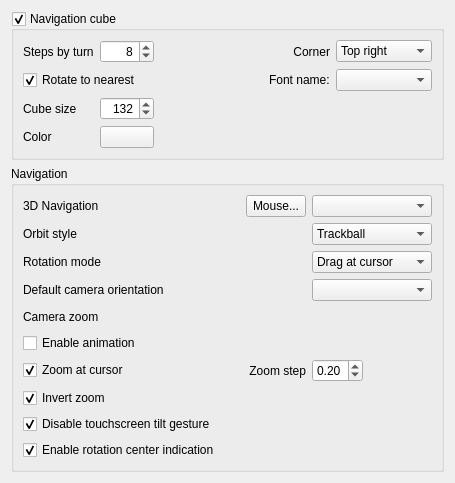
Before: the Qt Designer form src/Gui/PreferencePages/DlgSettingsNavigation.ui in southseact-3d/fcd, drawn with Qt 5.
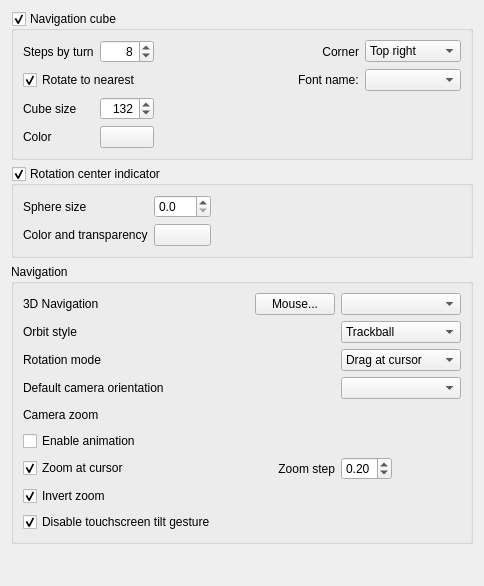
After: the same form once the commit is applied. Custom widgets are drawn as their Qt base class.

Commit message: Gui: Add rotation center indicator color, transparency and size preferences

The edit to the form file:
```diff
--- a/src/Gui/PreferencePages/DlgSettingsNavigation.ui
+++ b/src/Gui/PreferencePages/DlgSettingsNavigation.ui
@@ -6,8 +6,8 @@
    <rect>
     <x>0</x>
     <y>0</y>
-    <width>432</width>
-    <height>423</height>
+    <width>484</width>
+    <height>586</height>
    </rect>
   </property>
   <property name="windowTitle">
@@ -229,6 +229,99 @@
      </layout>
     </widget>
    </item>
+   <item>
+    <widget class="QGroupBox" name="groupBoxRotationCenter">
+     <property name="title">
+      <string>Rotation center indicator</string>
+     </property>
+     <property name="checkable">
+      <bool>true</bool>
+     </property>
+     <layout class="QGridLayout" name="gridLayout_3">
+      <item row="0" column="0">
+       <widget class="QLabel" name="sizeLabelRotationCenter">
+        <property name="text">
+         <string>Sphere size</string>
+        </property>
+       </widget>
+      </item>
+      <item row="1" column="0">
+       <widget class="QLabel" name="colorLabelRotationCenter">
+        <property name="text">
+         <string>Color and transparency</string>
+        </property>
+       </widget>
+      </item>
+      <item row="0" column="1">
+       <widget class="Gui::PrefDoubleSpinBox" name="rotationCenterSize">
+        <property name="maximumSize">
+         <size>
+          <width>60</width>
+          <height>16777215</height>
+         </size>
+        </property>
+        <property name="toolTip">
+         <string>The size of the rotation center indicator</string>
+        </property>
+        <property name="decimals">
+         <number>1</number>
+        </property>
+        <property name="minimum">
+         <float>1.0</float>
+        </property>
+        <property name="maximum">
+         <float>100.0</float>
+        </property>
+        <property name="singleStep">
+         <float>0.5</float>
+        </property>
+        <property name="value">
+         <float>5.0</float>
+        </property>
+        <property name="prefEntry" stdset="0">
+         <cstring>RotationCenterSize</cstring>
+        </property>
+        <property name="prefPath" stdset="0">
+         <cstring>View</cstring>
+        </property>
+       </widget>
+      </item>
+      <item row="1" column="1">
+       <widget class="Gui::PrefColorButton" name="rotationCenterColor">
+        <property name="toolTip">
+         <string>The color of the rotation center indicator</string>
+        </property>
+        <property name="color" stdset="0">
+         <color alpha="51">
+          <red>255</red>
+          <green>0</green>
+          <blue>0</blue>
+         </color>
+        </property>
+        <property name="prefEntry" stdset="0">
+         <cstring>RotationCenterColor</cstring>
+        </property>
+        <property name="prefPath" stdset="0">
+         <cstring>View</cstring>
+        </property>
+       </widget>
+      </item>
+      <item row="0" column="2">
+       <spacer name="horizontalSpacer_4">
+        <property name="orientation">
+         <enum>Qt::Horizontal</enum>
+        </property>
+        <property name="sizeHint" stdset="0">
+         <size>
+          <width>40</width>
+          <height>20</height>
+         </size>
+        </property>
+       </spacer>
+      </item>
+     </layout>
+    </widget>
+   </item>
    <item>
     <widget class="QGroupBox" name="GroupBox12">
      <property name="enabled">
@@ -615,25 +708,6 @@
         </property>
        </widget>
       </item>
-      <item row="9" column="0">
-       <widget class="Gui::PrefCheckBox" name="checkBoxShowRotationCenter">
-        <property name="toolTip">
-         <string>Show the rotation center when dragging.</string>
-        </property>
-        <property name="text">
-         <string>Enable rotation center indication</string>
-        </property>
-        <property name="checked">
-         <bool>true</bool>
-        </property>
-        <property name="prefEntry" stdset="0">
-         <cstring>ShowRotationCenter</cstring>
-        </property>
-        <property name="prefPath" stdset="0">
-         <cstring>View</cstring>
-        </property>
-       </widget>
-      </item>
      </layout>
     </widget>
    </item>
```
The commit also changes 2 other files.
